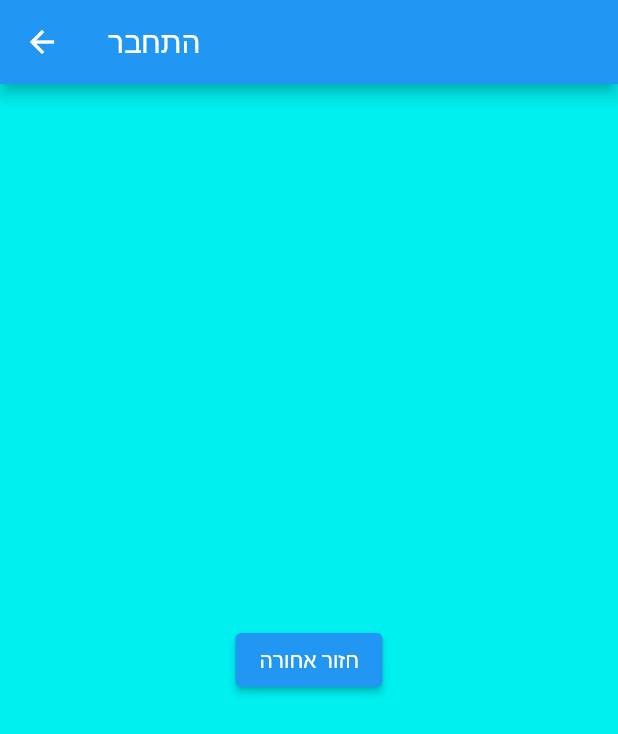
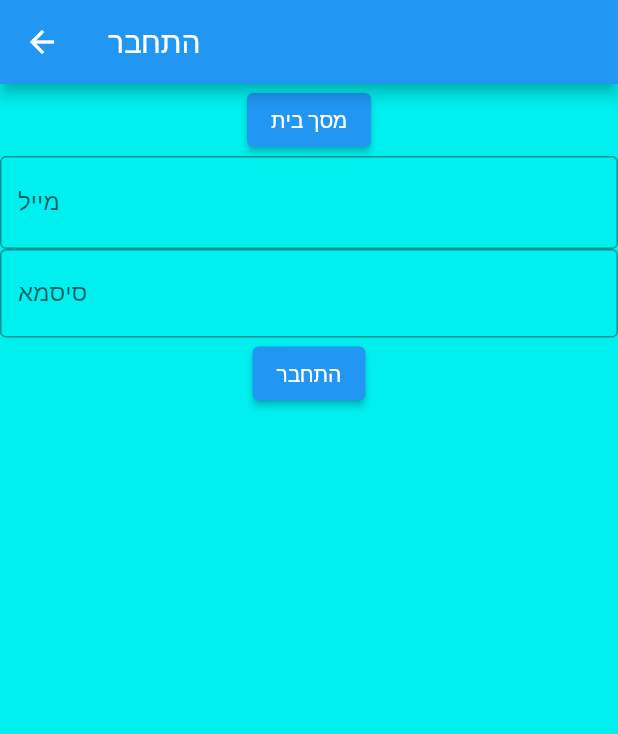
Before and after one commit to cyyv/hello, a Flutter app: the LogIn screen opened directly, on a phone screen of 412 x 824 dp. Shown: the top 734 px of the screen. Run offline on Flutter 3.47's test engine with Material 2 defaults, Android fonts, the phone set to English and light mode, and no system bars.

Commit message:
tried to add login

```diff
--- a/exce/hello/lib/main.dart
+++ b/exce/hello/lib/main.dart
@@ -20,7 +20,7 @@ class MyApp extends StatelessWidget {
 }
 
 class MyHomePage extends StatefulWidget {
-  MyHomePage({Key key, this.title}) : super(key: key);
+  MyHomePage({Key? key, required this.title}) : super(key: key);
 
   // This widget is the home page of your application. It is stateful, meaning
   // that it has a State object (defined below) that contains fields that affect
@@ -63,19 +63,22 @@ class _MyHomePageState extends State<MyHomePage> {
         body: ListView(children: <Widget>[
           Container(
             child: Center(
-              child: TextButton(
+              child: ElevatedButton(
                   style: ButtonStyle(
                     foregroundColor:
                         MaterialStateProperty.all<Color>(Colors.blue),
                   ),
-                  onPressed: () {
-                    Navigator.push(
+                  onPressed: () async {
+                    // ignore: non_constant_identifier_names
+                    final UserName = await Navigator.push(
                       context,
                       MaterialPageRoute(builder: (context) => LogIn()),
                     );
+                    ScaffoldMessenger.of(context)
+                      ..showSnackBar(SnackBar(content: Text("$UserName")));
                   },
-                  child: Text("התנתק",
-                      style: TextStyle(color: Colors.blue, fontSize: 40))),
+                  child: Text("התחבר",
+                      style: TextStyle(color: Colors.redAccent, fontSize: 40))),
             ),
           ),
           Container(
@@ -436,7 +439,9 @@ class _MyHomePageState extends State<MyHomePage> {
   }
 }
 
+// ignore: must_be_immutable
 class LogIn extends StatelessWidget {
+  String name = "anon";
   @override
   Widget build(BuildContext context) {
     return Scaffold(
@@ -444,13 +449,40 @@ class LogIn extends StatelessWidget {
         title: Text("התחבר"),
       ),
       body: Center(
-        child: ElevatedButton(
-          onPressed: () {
-            Navigator.pop(context);
-          },
-          child: Text('חזור אחורה'),
-        ),
-      ),
+          child: Column(
+        children: <Widget>[
+          ElevatedButton(
+            onPressed: () {
+              Navigator.pop(context);
+            },
+            child: Text('מסך בית'),
+          ),
+          TextField(
+              textAlign: TextAlign.right,
+              decoration: InputDecoration(
+                border: OutlineInputBorder(),
+                labelText: 'מייל',
+                hintText: "תלחץ אנטר בינתיים",
+              ),
+              onSubmitted: (String value) {
+                name = value;
+              }),
+          TextField(
+            textAlign: TextAlign.right,
+            obscureText: true,
+            decoration: InputDecoration(
+              border: OutlineInputBorder(),
+              labelText: 'סיסמא',
+            ),
+          ),
+          ElevatedButton(
+            onPressed: () {
+              Navigator.pop(context, name);
+            },
+            child: Text('התחבר'),
+          ),
+        ],
+      )),
     );
   }
 }
--- a/exce/hello/pubspec.yaml
+++ b/exce/hello/pubspec.yaml
@@ -18,7 +18,7 @@ publish_to: 'none' # Remove this line if you wish to publish to pub.dev
 version: 1.0.0+1
 
 environment:
-  sdk: ">=2.7.0 <3.0.0"
+  sdk: ">=2.12.0 <3.0.0"
 
 dependencies:
   flutter:
```
